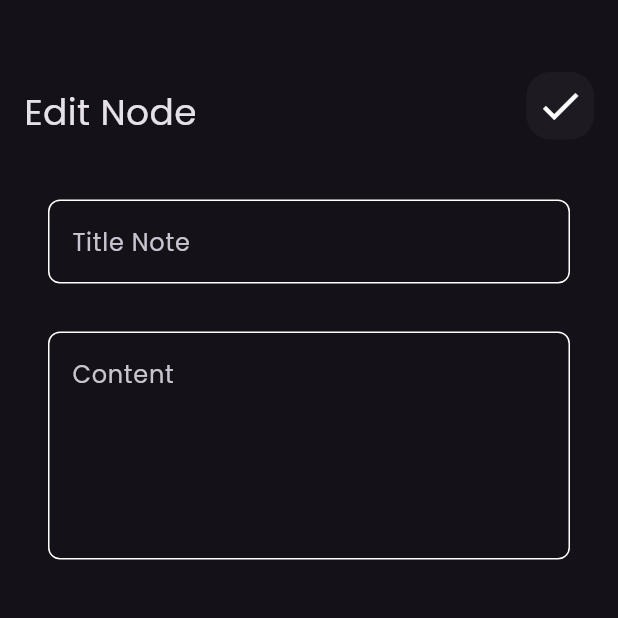
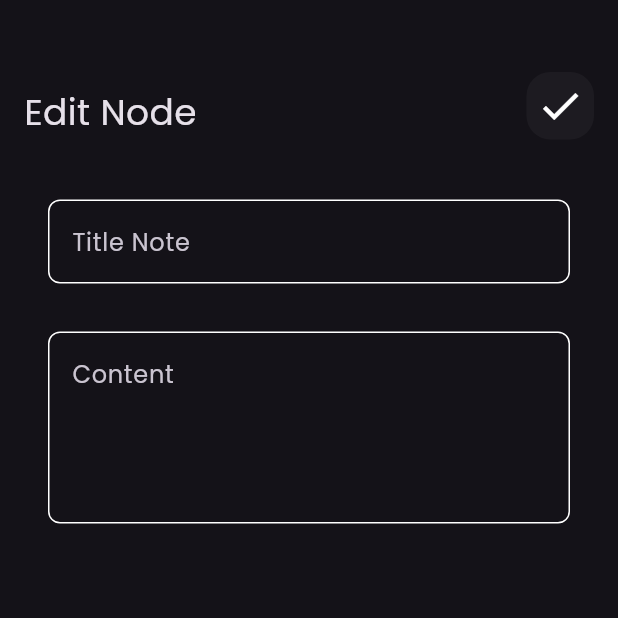
Before and after one commit to unityheroes/simple_note_app, a Flutter app: the EditNoteView screen opened by its route, on a phone screen of 412 x 824 dp, the top half of it. Run offline on Flutter 3.47's test engine with Material 3 defaults, Android fonts, the phone set to English and light mode, and no system bars; our stand-ins replace hive, hive_flutter; accounts and stored records are empty.

```diff
--- a/lib/widgets/custom_button.dart
+++ b/lib/widgets/custom_button.dart
@@ -2,13 +2,14 @@ import 'package:flutter/material.dart';
 import 'package:simple_note_app/appsetting.dart';
 
 class CustomButton extends StatelessWidget {
-  const CustomButton({super.key});
-
+  const CustomButton({super.key, required this.onTap});
+  final void Function()? onTap;
   @override
   Widget build(BuildContext context) {
     return Padding(
       padding: const EdgeInsets.only(top: 16),
       child: GestureDetector(
+        onTap: onTap,
         child: Container(
           width: MediaQuery.of(context).size.width,
           decoration: BoxDecoration(
--- a/lib/widgets/custom_text_field.dart
+++ b/lib/widgets/custom_text_field.dart
@@ -2,15 +2,28 @@ import 'package:flutter/material.dart';
 import 'package:simple_note_app/appsetting.dart';
 
 class CustomTextField extends StatelessWidget {
-  const CustomTextField({super.key, required this.hintText, this.maxlines = 1});
+  const CustomTextField({
+    super.key,
+    required this.hintText,
+    this.maxlines = 1,
+    required this.onSaved,
+  });
   final String hintText;
   final int maxlines;
-
+  final void Function(String?)? onSaved;
   @override
   Widget build(BuildContext context) {
     return Padding(
         padding: const EdgeInsets.only(top: 32, right: 16, left: 16),
-        child: TextField(
+        child: TextFormField(
+          onSaved: onSaved,
+          validator: (value) {
+            if (value?.isEmpty ?? true) {
+              return "Field is Required";
+            } else {
+              return null;
+            }
+          },
           cursorColor: Colors.white,
           maxLines: maxlines,
           decoration: InputDecoration(
--- a/lib/widgets/edit_note_view_body.dart
+++ b/lib/widgets/edit_note_view_body.dart
@@ -2,23 +2,39 @@ import 'package:flutter/material.dart';
 import 'package:simple_note_app/widgets/custom_app_bar.dart';
 import 'package:simple_note_app/widgets/custom_text_field.dart';
 
-class EditNoteViewBody extends StatelessWidget {
+class EditNoteViewBody extends StatefulWidget {
   const EditNoteViewBody({super.key});
 
   @override
+  State<EditNoteViewBody> createState() => _EditNoteViewBodyState();
+}
+
+class _EditNoteViewBodyState extends State<EditNoteViewBody> {
+  String? title, subTitle;
+
+  @override
   Widget build(BuildContext context) {
-    return const Padding(
-      padding: EdgeInsets.all(16.0),
+    return Padding(
+      padding: const EdgeInsets.all(16.0),
       child: Column(children: [
-        CustomAppBar(
+        const CustomAppBar(
           title: "Edit Node",
           icon: Icons.check,
         ),
-        CustomTextField(hintText: "Title Note"),
+        CustomTextField(
+          hintText: "Title Note",
+          maxlines: 1,
+          onSaved: (value) {
+            title = value;
+          },
+        ),
         CustomTextField(
           hintText: "Content",
-          maxlines: 5,
-        ),
+          maxlines: 4,
+          onSaved: (value) {
+            subTitle = value;
+          },
+        )
       ]),
     );
   }
```
Also changed, not shown: lib/widgets/add_note_bottom_sheet_view.dart (+43 -3 lines).
